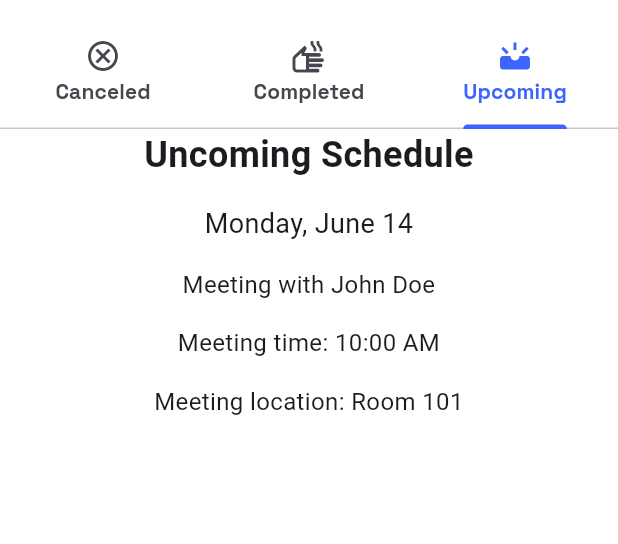
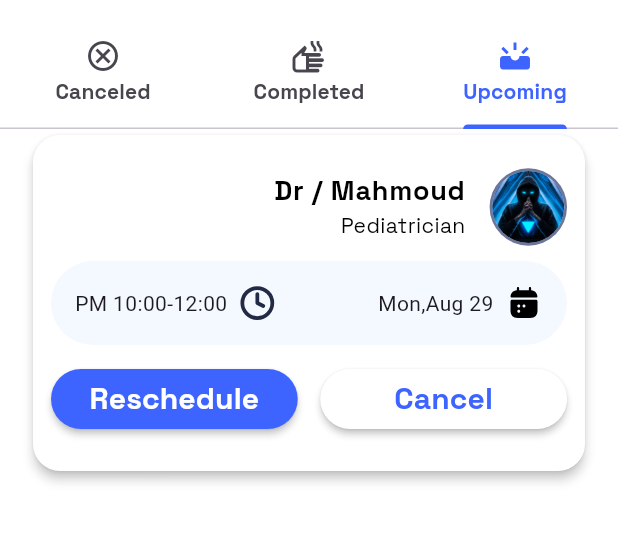
Before and after one commit to Open-Sourcers/DocLink_Flutter, a Flutter app: the ScheduleView screen opened by its route, on a phone screen of 412 x 824 dp, the part 66-610 px from its top. Run offline on Flutter 3.47's test engine with Material 3 defaults, Android fonts, the phone set to English and light mode, and no system bars; our stand-ins replace awesome_dialog, dartz, dio, dropdown_button2, flutter_bloc, flutter_screenutil and 8 more.

Commit message:
Schedule view  ui done

```diff
--- a/lib/core/common/widgets/custom_button.dart
+++ b/lib/core/common/widgets/custom_button.dart
@@ -3,8 +3,8 @@ import 'package:doc_link_project/core/utils/styless.dart';
 import 'package:flutter/material.dart';
 
 class CustomButton extends StatelessWidget {
-  const CustomButton({
-    super.key,
+  const CustomButton(
+      {super.key,
       required this.onPressed,
       required this.buttonTitle,
       this.backgroundColor = AppColors.commonColor,
@@ -12,7 +12,7 @@ class CustomButton extends StatelessWidget {
       this.child,
       this.isCompleted = true,
       this.borderRadius,
-  });
+      this.height = 60});
   final Function()? onPressed;
   final String buttonTitle;
   final Color textColor;
@@ -20,6 +20,7 @@ class CustomButton extends StatelessWidget {
   final bool isCompleted;
   final Color backgroundColor;
   final BorderRadiusGeometry? borderRadius;
+  final double height;
 
   @override
   Widget build(BuildContext context) {
@@ -27,7 +28,7 @@ class CustomButton extends StatelessWidget {
       onPressed: isCompleted ? onPressed : null,
       color: backgroundColor,
       minWidth: MediaQuery.sizeOf(context).width,
-      height: 60,
+      height: height,
       shape: RoundedRectangleBorder(
         borderRadius: borderRadius ?? BorderRadius.circular(12.0),
       ),
--- /dev/null
+++ b/lib/features/user_views/schedule/presentation/enums/schedule_type.dart
@@ -0,0 +1,5 @@
+enum ScheduleType {
+  upcoming,
+  completed,
+  canceled,
+}
--- a/lib/features/user_views/schedule/presentation/views/widgets/custom_schedule_doctor_item.dart
+++ b/lib/features/user_views/schedule/presentation/views/widgets/custom_schedule_doctor_item.dart
@@ -1,5 +1,6 @@
-// ignore_for_file: public_member_api_docs, sort_constructors_first
+import 'package:doc_link_project/features/user_views/schedule/presentation/enums/schedule_type.dart';
 import 'package:doc_link_project/features/user_views/schedule/presentation/views/widgets/custom_calender_and_time_section.dart';
+import 'package:doc_link_project/features/user_views/schedule/presentation/views/widgets/custom_completed_button.dart';
 import 'package:doc_link_project/features/user_views/schedule/presentation/views/widgets/custom_schedule_doctor_item_buttons.dart';
 import 'package:doc_link_project/features/user_views/schedule/presentation/views/widgets/custom_schedule_doctor_item_header.dart';
 import 'package:flutter/material.dart';
@@ -7,23 +8,29 @@ import 'package:flutter/material.dart';
 import 'package:doc_link_project/core/utils/app_colors.dart';
 
 class CustomScheduleDoctorItem extends StatelessWidget {
-  const CustomScheduleDoctorItem({super.key});
+  const CustomScheduleDoctorItem({
+    super.key,
+    this.scheduleType = ScheduleType.canceled,
+  });
+  final ScheduleType scheduleType;
 
   @override
   Widget build(BuildContext context) {
     return Card(
       elevation: 3,
       color: AppColors.white,
-      shape: BeveledRectangleBorder(
+      shape: RoundedRectangleBorder(
         borderRadius: BorderRadius.circular(18),
       ),
-      child: const Padding(
-        padding: EdgeInsets.all(12.0),
+      child: Padding(
+        padding: const EdgeInsets.all(12.0),
         child: Column(
           children: [
-            CustomScheduleDoctorItemHeader(),
-            CustomCalenderAndTimeSection(),
-            CustomScheduleDoctorItemButtons(),
+            const CustomScheduleDoctorItemHeader(),
+            const CustomCalenderAndTimeSection(),
+            scheduleType == ScheduleType.completed
+                ? const CustomCompletedButton()
+                : const CustomScheduleDoctorItemButtons(),
           ],
         ),
       ),
--- a/lib/features/user_views/schedule/presentation/views/widgets/custom_schedule_doctor_item_buttons.dart
+++ b/lib/features/user_views/schedule/presentation/views/widgets/custom_schedule_doctor_item_buttons.dart
@@ -17,6 +17,7 @@ class CustomScheduleDoctorItemButtons extends StatelessWidget {
               backgroundColor: AppColors.white,
               textColor: AppColors.commonColor,
               onPressed: () {},
+              height: 40,
               buttonTitle: "Cancel",
             ),
           ),
@@ -25,7 +26,8 @@ class CustomScheduleDoctorItemButtons extends StatelessWidget {
             child: CustomButton(
               borderRadius: BorderRadius.circular(50),
               onPressed: () {},
-              buttonTitle: "Rescheduale",
+              height: 40,
+              buttonTitle: "Reschedule",
             ),
           ),
         ],
--- /dev/null
+++ b/lib/features/user_views/schedule/presentation/views/widgets/schedule_list_view.dart
@@ -0,0 +1,24 @@
+import 'package:doc_link_project/features/user_views/schedule/presentation/enums/schedule_type.dart';
+import 'package:doc_link_project/features/user_views/schedule/presentation/views/widgets/custom_schedule_doctor_item.dart';
+import 'package:flutter/material.dart';
+
+class ScheduleListView extends StatelessWidget {
+  const ScheduleListView(
+      {super.key, required this.scheduleType, required this.itemCount});
+  final ScheduleType scheduleType;
+  final int itemCount;
+  @override
+  Widget build(BuildContext context) {
+    return Padding(
+      padding: const EdgeInsets.symmetric(horizontal: 18.0),
+      child: ListView.builder(
+        itemCount: itemCount,
+        itemBuilder: (context, index) {
+          return CustomScheduleDoctorItem(
+            scheduleType: scheduleType,
+          );
+        },
+      ),
+    );
+  }
+}
--- a/lib/features/user_views/schedule/presentation/views/widgets/upcoming_schedule.dart
+++ b/lib/features/user_views/schedule/presentation/views/widgets/upcoming_schedule.dart
@@ -1,3 +1,5 @@
+import 'package:doc_link_project/features/user_views/schedule/presentation/enums/schedule_type.dart';
+import 'package:doc_link_project/features/user_views/schedule/presentation/views/widgets/schedule_list_view.dart';
 import 'package:flutter/material.dart';
 
 class UpcomingSchedule extends StatelessWidget {
@@ -5,34 +7,9 @@ class UpcomingSchedule extends StatelessWidget {
 
   @override
   Widget build(BuildContext context) {
-    return const Column(
-      children: [
-        Text(
-          'Uncoming Schedule',
-          style: TextStyle(fontSize: 24, fontWeight: FontWeight.bold),
-        ),
-        SizedBox(height: 16),
-        Text(
-          'Monday, June 14',
-          style: TextStyle(fontSize: 18),
-        ),
-        SizedBox(height: 16),
-        Text(
-          'Meeting with John Doe',
-          style: TextStyle(fontSize: 16),
-        ),
-        SizedBox(height: 16),
-        Text(
-          'Meeting time: 10:00 AM',
-          style: TextStyle(fontSize: 16),
-        ),
-        SizedBox(height: 16),
-        Text(
-          'Meeting location: Room 101',
-          style: TextStyle(fontSize: 16),
-        ),
-        SizedBox(height: 16),
-      ],
+    return const ScheduleListView(
+      scheduleType: ScheduleType.upcoming,
+      itemCount: 1,
     );
   }
 }
```
Also changed, not shown: lib/features/user_views/schedule/presentation/views/widgets/canceled_schedule.dart (+5 -17 lines), lib/features/user_views/schedule/presentation/views/widgets/completed_schedule.dart (+5 -16 lines), lib/features/user_views/schedule/presentation/views/widgets/custom_completed_button.dart (added, +16 -0 lines). Lines whose indentation alone changed are shown as unchanged.
